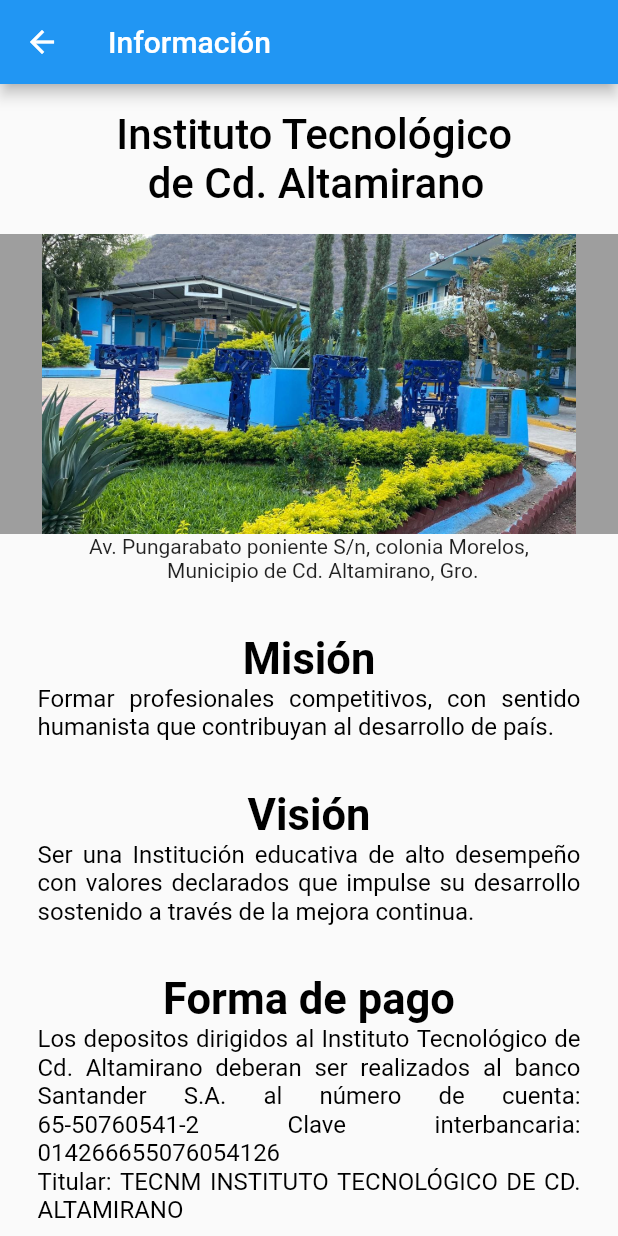
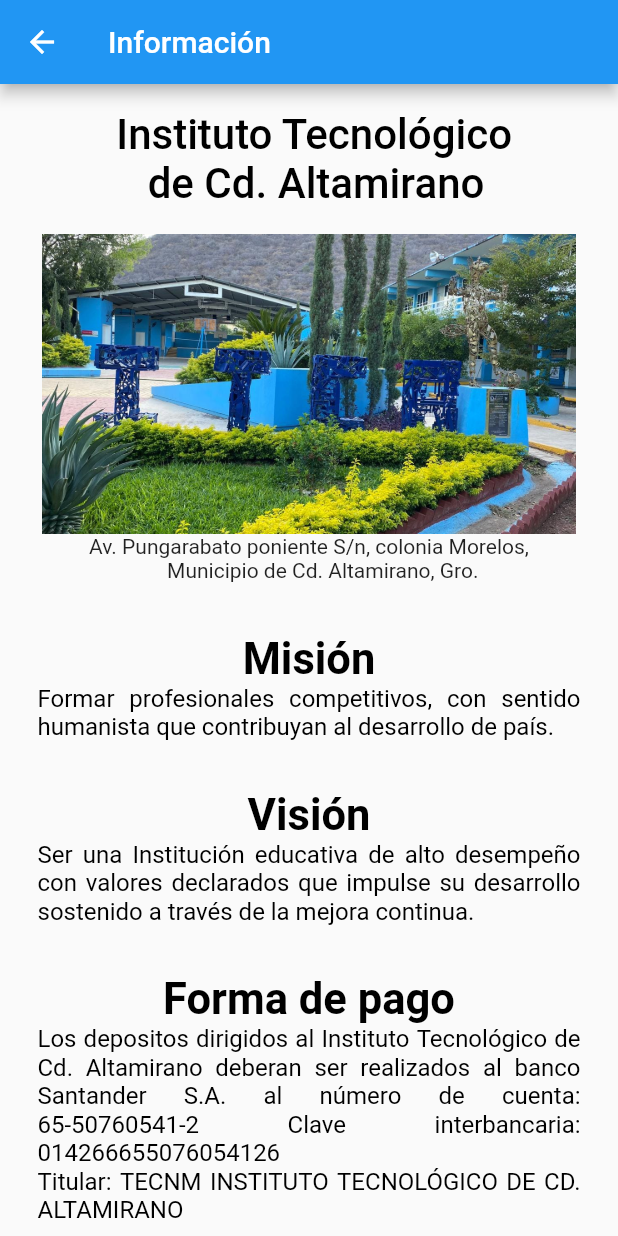
Before and after one commit to Jeryn61297/proyecto_itca, a Flutter app: the InforPage screen opened directly, on a phone screen of 412 x 824 dp. Run offline on Flutter 3.47's test engine with Material 2 defaults, Android fonts, the phone set to English and light mode, and no system bars.

Commit message:
corrigiendo detalles

```diff
--- a/lib/main.dart
+++ b/lib/main.dart
@@ -12,7 +12,7 @@ class MyApp extends StatelessWidget {
     return MaterialApp(
       debugShowCheckedModeBanner: false,
       title: 'ITCA',
-      initialRoute: HomePage.routeName,
+      initialRoute: ScrollPage.routeName,
       routes: {
         HomePage.routeName: (BuildContext context) => HomePage(),
         ScrollPage.routeName: (BuildContext context) => ScrollPage(),
--- a/lib/src/pag/croquis.dart
+++ b/lib/src/pag/croquis.dart
@@ -28,7 +28,6 @@ Widget _Titulo() {
     alignment: Alignment.center,
     width: double.infinity,
     height: 70,
-    //color: Colors.blue[100],
     child: Text(
       'Imagen satelital',
       style: TextStyle(fontSize: 30, fontWeight: FontWeight.w500),
@@ -40,7 +39,6 @@ Widget _Mapa() {
   return Container(
     width: double.infinity,
     height: 350,
-    //color: Colors.black12,
     child: Image(
       image: AssetImage('assets/images/croquis.jpg'),
     ),
@@ -50,10 +48,8 @@ Widget _Mapa() {
 Widget _Datos() {
   return Container(
     padding: EdgeInsets.symmetric(horizontal: 15, vertical: 20),
-    //alignment: Alignment.centerLeft,
     width: 400,
     height: 200,
-    //color: Colors.grey,
     child: Row(
       children: <Widget>[
         Column(
--- a/lib/src/pag/infor.dart
+++ b/lib/src/pag/infor.dart
@@ -45,7 +45,7 @@ Widget _Foto() {
   return Container(
     width: double.infinity,
     height: 200,
-    color: Colors.grey,
+    //color: Colors.grey,
     child: (Image(
       image: AssetImage('assets/itca.jpg'),
     )),
@@ -71,7 +71,7 @@ Widget _Datos() {
     padding: EdgeInsets.symmetric(horizontal: 25),
     child: Container(
       width: double.infinity,
-      height: 550,
+      height: 450,
       child: Column(
         children: [
           Text('   '),
@@ -125,7 +125,7 @@ Widget _Contacto() {
     child: Container(
         padding: EdgeInsets.symmetric(horizontal: 30, vertical: 30),
         width: double.infinity,
-        height: 300,
+        height: 280,
         //color: Colors.grey,
         child: Row(children: <Widget>[
           Column(
```
